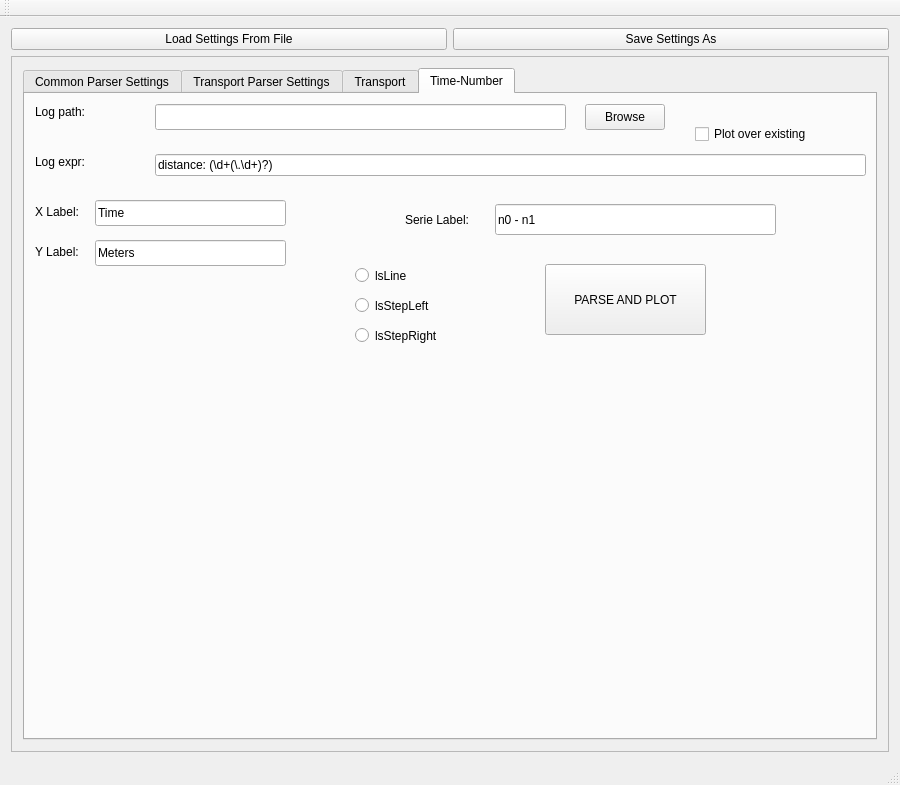
First picture: the form in src/gui/mainwindow.ui, repository dcentelles/comms_log_parser, before the edit.
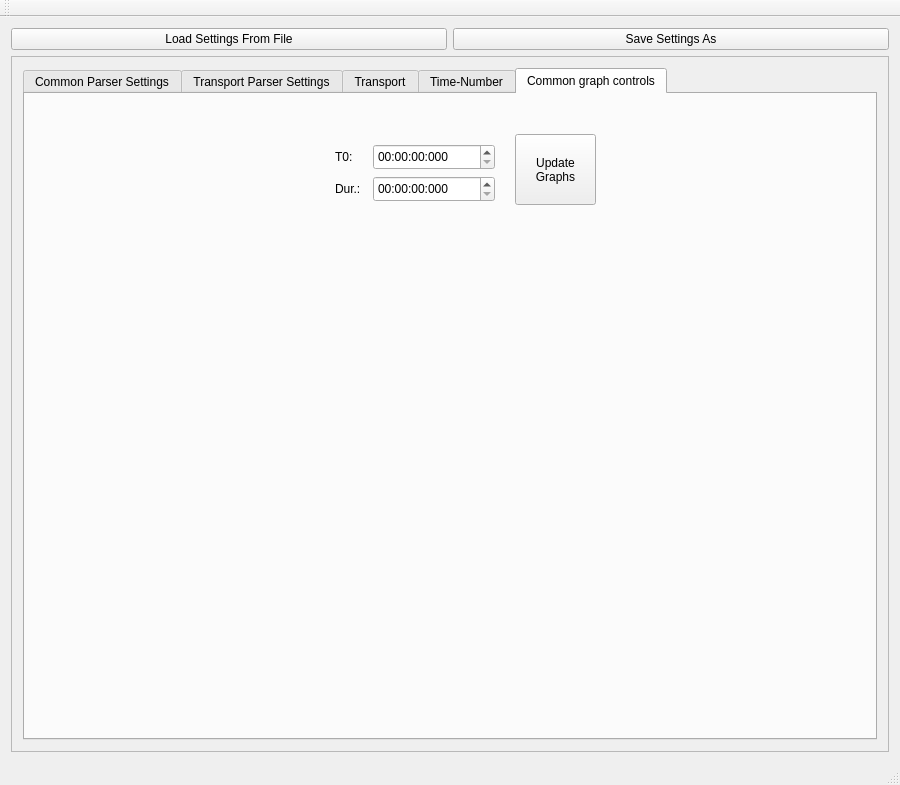
Second picture: the form after the edit.

```diff
--- a/src/gui/mainwindow.ui
+++ b/src/gui/mainwindow.ui
@@ -69,7 +69,7 @@
            </size>
           </property>
           <property name="currentIndex">
-           <number>3</number>
+           <number>4</number>
           </property>
           <widget class="QWidget" name="tab_3">
            <attribute name="title">
@@ -1365,6 +1365,80 @@
             </property>
            </widget>
           </widget>
+          <widget class="QWidget" name="tab_4">
+           <attribute name="title">
+            <string>Common graph controls</string>
+           </attribute>
+           <widget class="QLabel" name="label_12">
+            <property name="geometry">
+             <rect>
+              <x>310</x>
+              <y>82</y>
+              <width>32</width>
+              <height>26</height>
+             </rect>
+            </property>
+            <property name="text">
+             <string>Dur.:</string>
+            </property>
+           </widget>
+           <widget class="QDateTimeEdit" name="commonDurationDateTimeEdit">
+            <property name="geometry">
+             <rect>
+              <x>348</x>
+              <y>82</y>
+              <width>122</width>
+              <height>26</height>
+             </rect>
+            </property>
+            <property name="currentSection">
+             <enum>QDateTimeEdit::HourSection</enum>
+            </property>
+            <property name="displayFormat">
+             <string>HH:mm:ss:zzz </string>
+            </property>
+           </widget>
+           <widget class="QDateTimeEdit" name="commont0dateTimeEdit">
+            <property name="geometry">
+             <rect>
+              <x>348</x>
+              <y>50</y>
+              <width>122</width>
+              <height>26</height>
+             </rect>
+            </property>
+            <property name="displayFormat">
+             <string>HH:mm:ss:zzz </string>
+            </property>
+           </widget>
+           <widget class="QLabel" name="label_33">
+            <property name="geometry">
+             <rect>
+              <x>310</x>
+              <y>50</y>
+              <width>32</width>
+              <height>26</height>
+             </rect>
+            </property>
+            <property name="text">
+             <string>T0:</string>
+            </property>
+           </widget>
+           <widget class="QToolButton" name="toolButton">
+            <property name="geometry">
+             <rect>
+              <x>490</x>
+              <y>40</y>
+              <width>81</width>
+              <height>71</height>
+             </rect>
+            </property>
+            <property name="text">
+             <string>Update
+Graphs</string>
+            </property>
+           </widget>
+          </widget>
          </widget>
         </item>
        </layout>
```
